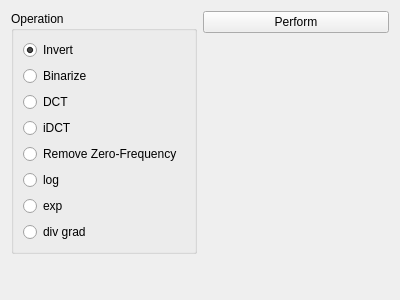
josefkoller/ambient_image_processor, file source/modules/unary_operations/UnaryOperationsWidget.ui: the form before one commit.
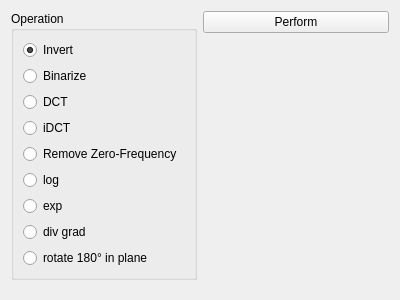
The form after the commit.

Commit message: rotate 180 in plane unary operation

Diff of the .ui file:
```diff
--- a/source/modules/unary_operations/UnaryOperationsWidget.ui
+++ b/source/modules/unary_operations/UnaryOperationsWidget.ui
@@ -85,6 +85,13 @@
         </property>
        </widget>
       </item>
+      <item>
+       <widget class="QRadioButton" name="rotate180_in_plane_checkbox">
+        <property name="text">
+         <string>rotate 180° in plane</string>
+        </property>
+       </widget>
+      </item>
      </layout>
     </widget>
    </item>
```
The commit also changes 5 other files.
